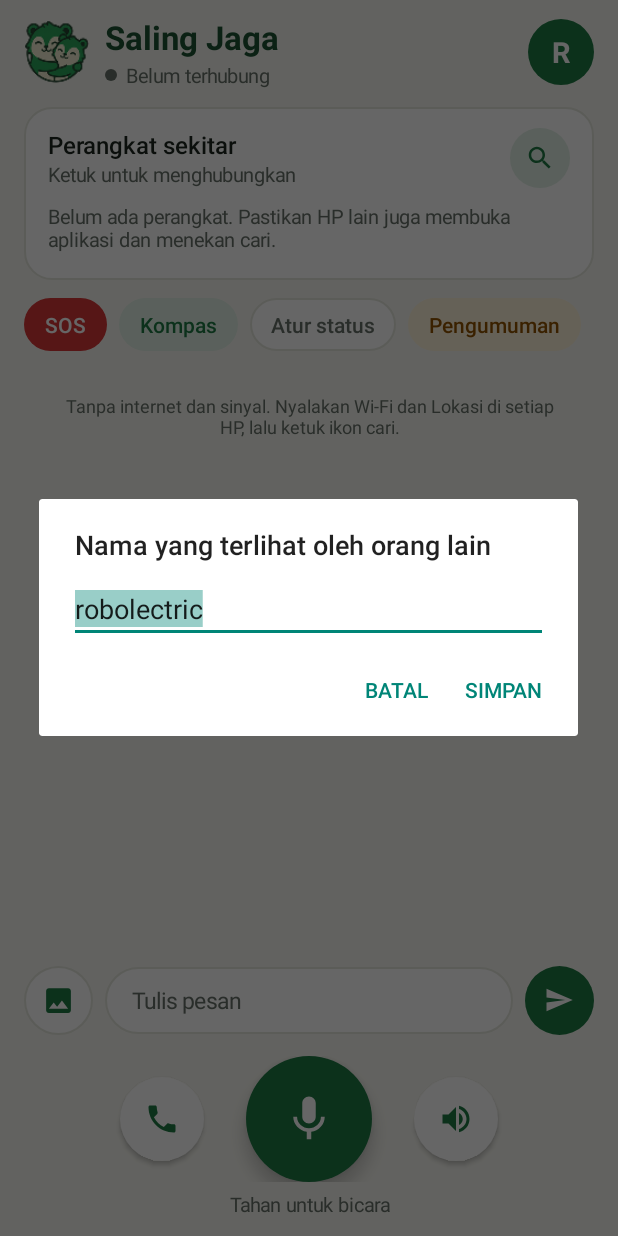
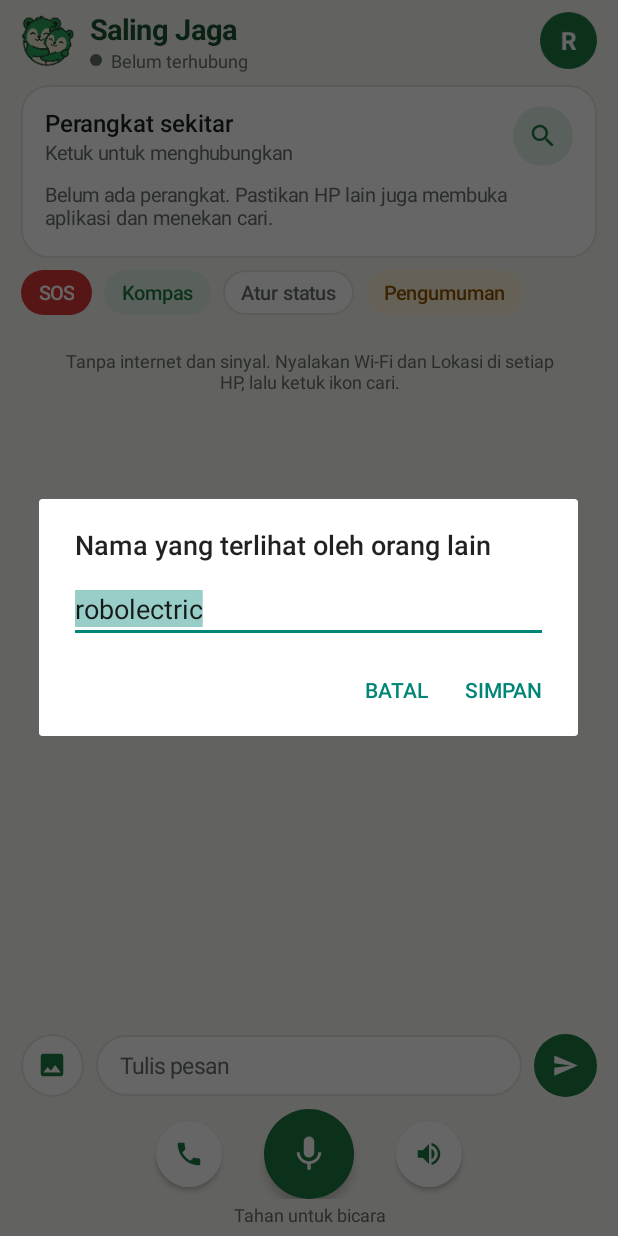
Before and after one commit to nafta121/growth-internal, an Android app: the screen it shows after launch (MainActivity), on a phone screen of 412 x 824 dp. Run offline under Robolectric (Android 15) with nearby library versions, the phone set to English and light mode, and no system bars.

Commit message:
Fold the group card and shrink controls so chat gets the room (v0.8.1)
The group card now folds to one line with small status-ringed faces and
remembers whether it was open. Header, chips, input and voice buttons are
smaller, and photos are capped at a square in the chat.

Co-Authored-By: Claude Opus 5.5 <noreply@anthropic.com>
Claude-Session: https://claude.ai/code/session_01NHkS1rZsQQKqL8nGWHGfDa

```diff
--- a/app/src/main/AndroidManifest.xml
+++ b/app/src/main/AndroidManifest.xml
@@ -1,8 +1,8 @@
 <?xml version="1.0" encoding="utf-8"?>
 <manifest xmlns:android="http://schemas.android.com/apk/res/android"
     package="com.salingjaga.app"
-    android:versionCode="8"
-    android:versionName="0.8.0">
+    android:versionCode="9"
+    android:versionName="0.8.1">
 
     <uses-sdk android:minSdkVersion="23" android:targetSdkVersion="33" />
 
--- a/app/src/main/java/com/salingjaga/app/MainActivity.java
+++ b/app/src/main/java/com/salingjaga/app/MainActivity.java
@@ -153,7 +153,11 @@ public class MainActivity extends Activity implements Hub.Callback {
     private TextView sosChip, statusChip, sosTitle, sosDetail, sosSilence;
     private View statusDot, nearbyCard, groupCard, talkBanner, alertBanner, sosCard;
     private ImageView myAvatar, talkAvatar, callIcon, speakerIcon, sosAvatar;
-    private LinearLayout peerList, memberRow, chatList;
+    private LinearLayout peerList, memberRow, chatList, memberStrip;
+    private View memberScroll;
+    private ImageView groupChevron;
+    private TextView groupTitle;
+    private boolean groupOpen;
     private ScrollView chatScroll;
     private EditText input;
     private FrameLayout pttButton, callButton, speakerButton;
@@ -371,17 +375,17 @@ public class MainActivity extends Activity implements Hub.Callback {
     private View buildUi() {
         LinearLayout root = column();
         root.setBackgroundColor(BG);
-        root.setPadding(dp(16), dp(10), dp(16), dp(12));
+        root.setPadding(dp(14), dp(6), dp(14), dp(6));
 
         // Header: title, status pill, own avatar.
         LinearLayout header = row();
         ImageView logo = new ImageView(this);
         logo.setImageResource(R.drawable.logo_small);
-        LinearLayout.LayoutParams logoLp = lp(dp(44), dp(44));
+        LinearLayout.LayoutParams logoLp = lp(dp(36), dp(36));
         logoLp.rightMargin = dp(10);
         header.addView(logo, logoLp);
         LinearLayout titles = column();
-        TextView brand = text("Saling Jaga", 22, BRAND, true);
+        TextView brand = text("Saling Jaga", 19, BRAND, true);
         brand.setTypeface(Typeface.create("sans-serif", Typeface.BOLD));
         titles.addView(brand);
         LinearLayout pill = row();
@@ -389,25 +393,25 @@ public class MainActivity extends Activity implements Hub.Callback {
         LinearLayout.LayoutParams dotLp = lp(dp(8), dp(8));
         dotLp.rightMargin = dp(6);
         pill.addView(statusDot, dotLp);
-        statusText = text("", 13, SUB, false);
+        statusText = text("", 12, SUB, false);
         pill.addView(statusText);
-        titles.addView(pill, gapTop(wrap(), 2));
+        titles.addView(pill, wrap());
         header.addView(titles, grow());
         myAvatar = new ImageView(this);
         myAvatar.setBackground(pressable(oval(Color.TRANSPARENT)));
         myAvatar.setOnClickListener(new View.OnClickListener() {
             @Override public void onClick(View v) { showProfileMenu(); }
         });
-        header.addView(myAvatar, lp(dp(44), dp(44)));
+        header.addView(myAvatar, lp(dp(38), dp(38)));
         root.addView(header, fill());
 
         // Alert banner (someone left / connection lost).
         alertBanner = buildBanner();
-        root.addView(alertBanner, gapTop(fill(), 12));
+        root.addView(alertBanner, gapTop(fill(), 8));
 
         // Incoming SOS: stays until the sender cancels it.
         sosCard = buildSosCard();
-        root.addView(sosCard, gapTop(fill(), 12));
+        root.addView(sosCard, gapTop(fill(), 8));
 
         // Nearby devices card (before joining a group).
         LinearLayout nearby = card();
@@ -432,14 +436,28 @@ public class MainActivity extends Activity implements Hub.Callback {
         nearby.addView(peerScroll, gapTop(lp(ViewGroup.LayoutParams.MATCH_PARENT,
                 ViewGroup.LayoutParams.WRAP_CONTENT), 4));
         nearbyCard = nearby;
-        root.addView(nearby, gapTop(fill(), 12));
-
-        // Group card (after joining).
+        root.addView(nearby, gapTop(fill(), 8));
+
+        // Group card (after joining). Folds to one line so the chat gets the room.
         LinearLayout group = card();
+        group.setPadding(dp(12), dp(8), dp(12), dp(8));
         LinearLayout gh = row();
-        gh.addView(text("Grup", 16, TEXT, true), grow());
-        TextView leave = text("Keluar", 14, DANGER, true);
-        leave.setPadding(dp(10), dp(6), dp(10), dp(6));
+        gh.setBackground(pressable(shape(Color.TRANSPARENT, 12, 0)));
+        gh.setOnClickListener(new View.OnClickListener() {
+            @Override public void onClick(View v) { setGroupOpen(!groupOpen); }
+        });
+        groupTitle = text("Grup", 15, TEXT, true);
+        gh.addView(groupTitle, wrap());
+        memberStrip = row();
+        LinearLayout.LayoutParams msl = grow();
+        msl.leftMargin = dp(10);
+        gh.addView(memberStrip, msl);
+        groupChevron = icon(R.drawable.ic_expand, SUB, 22);
+        LinearLayout.LayoutParams chl = lp(dp(22), dp(22));
+        chl.rightMargin = dp(8);
+        gh.addView(groupChevron, chl);
+        TextView leave = text("Keluar", 13, DANGER, true);
+        leave.setPadding(dp(10), dp(5), dp(10), dp(5));
         leave.setBackground(pressable(shape(DANGER_SOFT, 14, 0)));
         leave.setOnClickListener(new View.OnClickListener() {
             @Override public void onClick(View v) { disconnect(); }
@@ -450,9 +468,11 @@ public class MainActivity extends Activity implements Hub.Callback {
         HorizontalScrollView hs = new HorizontalScrollView(this);
         hs.setHorizontalScrollBarEnabled(false);
         hs.addView(memberRow);
-        group.addView(hs, gapTop(fill(), 10));
+        memberScroll = hs;
+        group.addView(hs, gapTop(fill(), 8));
         groupCard = group;
-        root.addView(group, gapTop(fill(), 12));
+        root.addView(group, gapTop(fill(), 8));
+        setGroupOpen(prefs.getBoolean("group_open", false));
 
         // Who is talking now.
         LinearLayout talk = row();
@@ -465,7 +485,7 @@ public class MainActivity extends Activity implements Hub.Callback {
         ttl.leftMargin = dp(12);
         talk.addView(talkText, ttl);
         talkBanner = talk;
-        root.addView(talk, gapTop(fill(), 12));
+        root.addView(talk, gapTop(fill(), 8));
 
         // Disaster actions: SOS, own safety status, announcement to everyone.
         LinearLayout chips = row();
@@ -498,7 +518,7 @@ public class MainActivity extends Activity implements Hub.Callback {
         HorizontalScrollView chipScroll = new HorizontalScrollView(this);
         chipScroll.setHorizontalScrollBarEnabled(false);
         chipScroll.addView(chips);
-        root.addView(chipScroll, gapTop(fill(), 12));
+        root.addView(chipScroll, gapTop(fill(), 8));
 
         // Chat.
         chatScroll = new ScrollView(this);
@@ -508,18 +528,18 @@ public class MainActivity extends Activity implements Hub.Callback {
         chatScroll.addView(chatList);
         LinearLayout.LayoutParams chatLp = new LinearLayout.LayoutParams(
                 ViewGroup.LayoutParams.MATCH_PARENT, 0, 1);
-        chatLp.topMargin = dp(8);
+        chatLp.topMargin = dp(2);
         root.addView(chatScroll, chatLp);
 
         // Message input.
         LinearLayout inputRow = row();
-        FrameLayout photo = roundButton(46, CARD, icon(R.drawable.ic_image, ACCENT, 22));
+        FrameLayout photo = roundButton(42, CARD, icon(R.drawable.ic_image, ACCENT, 20));
         photo.setElevation(0);
         photo.setBackground(pressable(ovalStroke(CARD, LINE)));
         photo.setOnClickListener(new View.OnClickListener() {
             @Override public void onClick(View v) { askPhotoSource(); }
         });
-        LinearLayout.LayoutParams pl = lp(dp(46), dp(46));
+        LinearLayout.LayoutParams pl = lp(dp(42), dp(42));
         pl.rightMargin = dp(8);
         inputRow.addView(photo, pl);
         input = new EditText(this);
@@ -528,7 +548,7 @@ public class MainActivity extends Activity implements Hub.Callback {
         input.setTextColor(TEXT);
         input.setHintTextColor(SUB);
         input.setBackground(shape(CARD, 24, LINE));
-        input.setPadding(dp(18), dp(12), dp(18), dp(12));
+        input.setPadding(dp(16), dp(10), dp(16), dp(10));
         input.setInputType(InputType.TYPE_CLASS_TEXT | InputType.TYPE_TEXT_FLAG_CAP_SENTENCES);
         input.setImeOptions(EditorInfo.IME_ACTION_SEND);
         input.setOnEditorActionListener(new TextView.OnEditorActionListener() {
@@ -538,12 +558,12 @@ public class MainActivity extends Activity implements Hub.Callback {
             }
         });
         inputRow.addView(input, grow());
-        FrameLayout send = roundButton(46, ACCENT, icon(R.drawable.ic_send, Color.WHITE, 20));
+        FrameLayout send = roundButton(42, ACCENT, icon(R.drawable.ic_send, Color.WHITE, 18));
         send.setElevation(0);
         send.setOnClickListener(new View.OnClickListener() {
             @Override public void onClick(View v) { sendText(); }
         });
-        LinearLayout.LayoutParams sl = lp(dp(46), dp(46));
+        LinearLayout.LayoutParams sl = lp(dp(42), dp(42));
         sl.leftMargin = dp(8);
         inputRow.addView(send, sl);
         root.addView(inputRow, gapTop(fill(), 4));
@@ -551,13 +571,13 @@ public class MainActivity extends Activity implements Hub.Callback {
         // Voice controls: call mode, push-to-talk, speaker.
         LinearLayout controls = row();
         controls.setGravity(Gravity.CENTER);
-        callIcon = icon(R.drawable.ic_call, ACCENT, 24);
-        callButton = roundButton(56, CARD, callIcon);
+        callIcon = icon(R.drawable.ic_call, ACCENT, 20);
+        callButton = roundButton(44, CARD, callIcon);
         callButton.setOnClickListener(new View.OnClickListener() {
             @Override public void onClick(View v) { toggleCallMode(); }
         });
-        pttButton = roundButton(84, ACCENT, icon(R.drawable.ic_mic, Color.WHITE, 36));
-        pttButton.setElevation(dp(6));
+        pttButton = roundButton(60, ACCENT, icon(R.drawable.ic_mic, Color.WHITE, 28));
+        pttButton.setElevation(dp(4));
         pttButton.setOnTouchListener(new View.OnTouchListener() {
             @Override public boolean onTouch(View v, MotionEvent e) {
                 if (callMode) return false;
@@ -572,8 +592,8 @@ public class MainActivity extends Activity implements Hub.Callback {
                 return true;
             }
         });
-        speakerIcon = icon(R.drawable.ic_volume, ACCENT, 24);
-        speakerButton = roundButton(56, CARD, speakerIcon);
+        speakerIcon = icon(R.drawable.ic_volume, ACCENT, 20);
+        speakerButton = roundButton(44, CARD, speakerIcon);
         speakerButton.setOnClickListener(new View.OnClickListener() {
             @Override public void onClick(View v) {
                 speakerOn = !speakerOn;
@@ -581,24 +601,24 @@ public class MainActivity extends Activity implements Hub.Callback {
                 refreshControls();
             }
         });
-        LinearLayout.LayoutParams side = lp(dp(56), dp(56));
-        LinearLayout.LayoutParams mid = lp(dp(84), dp(84));
+        LinearLayout.LayoutParams side = lp(dp(44), dp(44));
+        LinearLayout.LayoutParams mid = lp(dp(60), dp(60));
         mid.leftMargin = dp(28);
         mid.rightMargin = dp(28);
         controls.addView(callButton, side);
         controls.addView(pttButton, mid);
         controls.addView(speakerButton, side);
-        root.addView(controls, gapTop(fill(), 14));
-        pttLabel = text("", 13, SUB, false);
+        root.addView(controls, gapTop(fill(), 8));
+        pttLabel = text("", 12, SUB, false);
         pttLabel.setGravity(Gravity.CENTER);
-        root.addView(pttLabel, gapTop(fill(), 6));
+        root.addView(pttLabel, gapTop(fill(), 2));
         return root;
     }
 
     private TextView chip(String label, int fg, int bg) {
-        TextView t = text(label, 14, fg, true);
+        TextView t = text(label, 13, fg, true);
         t.setSingleLine(true);
-        t.setPadding(dp(14), dp(8), dp(14), dp(8));
+        t.setPadding(dp(12), dp(6), dp(12), dp(6));
         t.setBackground(pressable(shape(bg, 18, bg == CARD ? LINE : 0)));
         return t;
     }
@@ -722,11 +742,48 @@ public class MainActivity extends Activity implements Hub.Callback {
 
     private void refreshMembers() {
         memberRow.removeAllViews();
+        memberStrip.removeAllViews();
         addMemberChip("Kamu", myName, myPhoto, false, buildPresence());
+        addMiniAvatar(myName, myPhoto, false, buildPresence());
+        int shown = 1;
         for (Map.Entry<String, byte[]> e : members.entrySet()) {
-            addMemberChip(e.getKey(), e.getKey(), e.getValue(), talkers.contains(e.getKey()),
-                    presences.get(e.getKey()));
-        }
+            boolean talking = talkers.contains(e.getKey());
+            Presence pr = presences.get(e.getKey());
+            addMemberChip(e.getKey(), e.getKey(), e.getValue(), talking, pr);
+            if (shown < 5) addMiniAvatar(e.getKey(), e.getValue(), talking, pr);
+            shown++;
+        }
+        if (shown > 5) {
+            TextView more = text("+" + (shown - 5), 12, SUB, true);
+            LinearLayout.LayoutParams l = wrap();
+            l.leftMargin = dp(4);
+            memberStrip.addView(more, l);
+        }
+        groupTitle.setText("Grup · " + shown);
+    }
+
+    /** Small face for the folded group card; the ring shows status, green while talking. */
+    private void addMiniAvatar(String name, byte[] photo, boolean talking, Presence pr) {
+        FrameLayout ring = new FrameLayout(this);
+        int pad = dp(2);
+        ring.setPadding(pad, pad, pad, pad);
+        int status = pr == null ? Presence.UNSET : pr.status;
+        int color = talking ? LEAF : status == Presence.UNSET ? LINE : statusColor(status);
+        ring.setBackground(oval(color));
+        ImageView a = avatar(name, photo, 26);
+        a.setLayoutParams(new FrameLayout.LayoutParams(dp(26), dp(26)));
+        ring.addView(a);
+        LinearLayout.LayoutParams l = wrap();
+        l.rightMargin = dp(4);
+        memberStrip.addView(ring, l);
+    }
+
+    private void setGroupOpen(boolean open) {
+        groupOpen = open;
+        memberScroll.setVisibility(open ? View.VISIBLE : View.GONE);
+        memberStrip.setVisibility(open ? View.INVISIBLE : View.VISIBLE);
+        groupChevron.setRotation(open ? 180 : 0);
+        prefs.edit().putBoolean("group_open", open).apply();
     }
 
     private static int statusColor(int status) {
@@ -834,7 +891,7 @@ public class MainActivity extends Activity implements Hub.Callback {
         img.setBackground(shape(LINE, 12, 0));
         img.setClipToOutline(true);
         int w = (int) (getResources().getDisplayMetrics().widthPixels * 0.62f);
-        int h = Math.min(w * 4 / 3, Math.round(w * (float) thumb.getHeight() / thumb.getWidth()));
+        int h = Math.min(w, Math.round(w * (float) thumb.getHeight() / thumb.getWidth()));
         img.setOnClickListener(new View.OnClickListener() {
             @Override public void onClick(View v) { showPhoto(jpeg); }
         });
--- /dev/null
+++ b/app/src/main/res/drawable/ic_expand.xml
@@ -0,0 +1,5 @@
+<?xml version="1.0" encoding="utf-8"?>
+<vector xmlns:android="http://schemas.android.com/apk/res/android"
+    android:width="24dp" android:height="24dp" android:viewportWidth="24" android:viewportHeight="24">
+    <path android:fillColor="#FFFFFFFF" android:pathData="M16.59,8.59L12,13.17 7.41,8.59 6,10l6,6 6,-6z"/>
+</vector>
```
Also changed, not shown: 17 other files.
